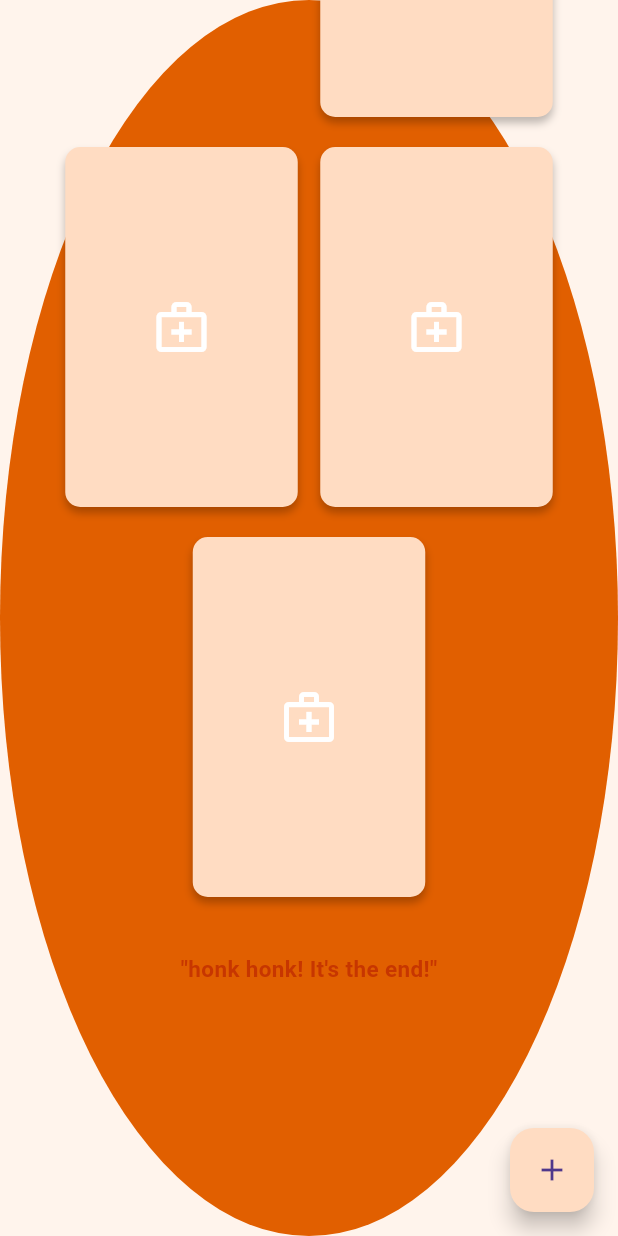
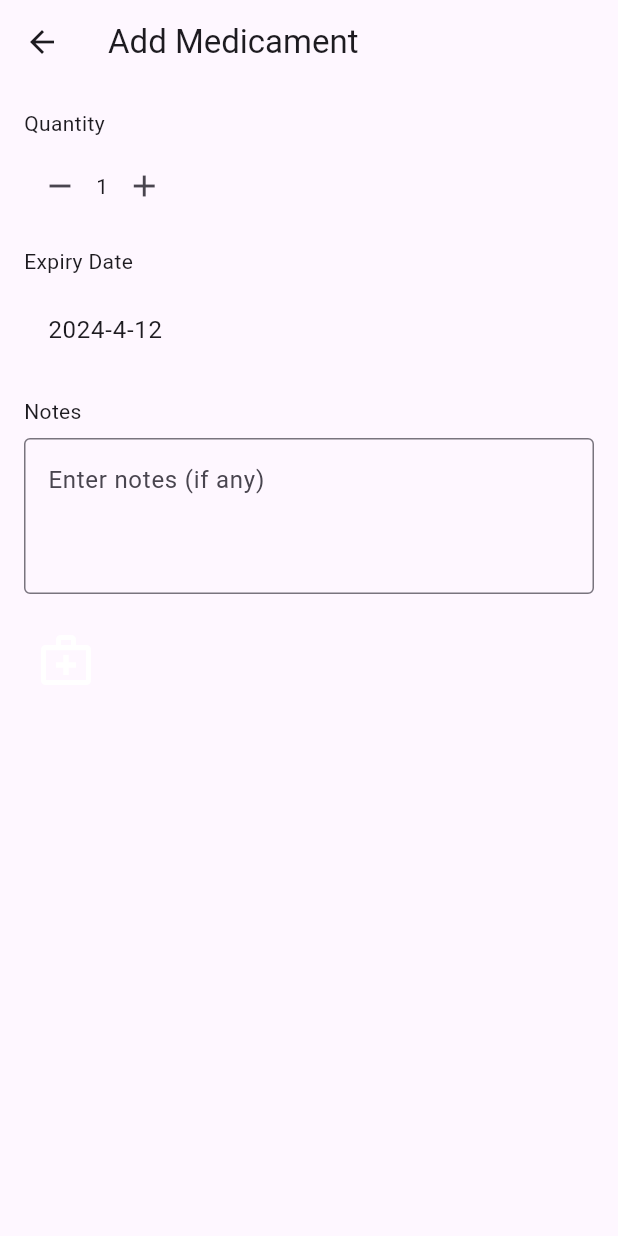
Before and after one commit to YZ1GO/L.EIC017_ES_PRJ, a Flutter app: the StockScreen screen opened directly, scrolled down 348 dp, after a tap on the "medical services" icon, on a phone screen of 412 x 824 dp. Run offline on Flutter 3.47's test engine with Material 3 defaults, Android fonts, the phone set to English and light mode, and no system bars; our stand-ins replace firebase_core, firebase_database, flutter_local_notifications, permission_handler, shared_preferences; accounts and stored records are empty.

Commit message:
checkpoint for add_medicament_screen

```diff
--- /dev/null
+++ b/app/lib/screens/add_medicicament_screen.dart
@@ -0,0 +1,122 @@
+import 'package:flutter/material.dart';
+
+class AddMedicamentPage extends StatefulWidget {
+  @override
+  _AddMedicamentPageState createState() => _AddMedicamentPageState();
+}
+
+class _AddMedicamentPageState extends State<AddMedicamentPage> {
+  int _quantity = 1;
+  DateTime _expiryDate = DateTime.now();
+  String _notes = '';
+
+  Future<void> _selectExpiryDate(BuildContext context) async {
+    final DateTime? picked = await showDatePicker(
+      context: context,
+      initialDate: _expiryDate,
+      firstDate: DateTime.now(),
+      lastDate: DateTime(2101),
+    );
+    if (picked != null && picked != _expiryDate)
+      setState(() {
+        _expiryDate = picked;
+      });
+  }
+
+  void _openMedicamentDetailsPage(BuildContext context) {
+    Navigator.push(
+      context,
+      MaterialPageRoute(
+        builder: (context) => MedicamentDetailsPage(),
+      ),
+    );
+  }
+
+  @override
+  Widget build(BuildContext context) {
+    return Scaffold(
+      appBar: AppBar(
+        title: Text('Add Medicament'),
+      ),
+      body: Padding(
+        padding: const EdgeInsets.all(16.0),
+        child: Column(
+          crossAxisAlignment: CrossAxisAlignment.start,
+          children: <Widget>[
+            Text('Quantity'),
+            SizedBox(height: 8.0),
+            Row(
+              children: <Widget>[
+                IconButton(
+                  icon: Icon(Icons.remove),
+                  onPressed: () {
+                    setState(() {
+                      if (_quantity > 1) _quantity--;
+                    });
+                  },
+                ),
+                Text('$_quantity'),
+                IconButton(
+                  icon: Icon(Icons.add),
+                  onPressed: () {
+                    setState(() {
+                      _quantity++;
+                    });
+                  },
+                ),
+              ],
+            ),
+            SizedBox(height: 16.0),
+            Text('Expiry Date'),
+            SizedBox(height: 8.0),
+            ListTile(
+              title: Text('${_expiryDate.year}-${_expiryDate.month}-${_expiryDate.day}'),
+              onTap: () => _selectExpiryDate(context),
+            ),
+            SizedBox(height: 16.0),
+            Text('Notes'),
+            SizedBox(height: 8.0),
+            TextField(
+              onChanged: (value) {
+                setState(() {
+                  _notes = value;
+                });
+              },
+              maxLines: 3,
+              decoration: InputDecoration(
+                hintText: 'Enter notes (if any)',
+                border: OutlineInputBorder(),
+              ),
+            ),
+            SizedBox(height: 16.0),
+            GestureDetector(
+              onTap: () => _openMedicamentDetailsPage(context),
+              child: IconButton(
+                onPressed: () {
+                  // Add your action here
+                },
+                icon: Icon(Icons.medical_services_outlined),
+                iconSize: 40,
+                color: Colors.white,
+              ),
+            ),
+          ],
+        ),
+      ),
+    );
+  }
+}
+
+class MedicamentDetailsPage extends StatelessWidget {
+  @override
+  Widget build(BuildContext context) {
+    return Scaffold(
+      appBar: AppBar(
+        title: Text('Medicament Details'),
+      ),
+      body: Center(
+        child: Text('This is the medicament details page.'),
+      ),
+    );
+  }
+}
--- a/app/lib/screens/stock_screen.dart
+++ b/app/lib/screens/stock_screen.dart
@@ -1,5 +1,5 @@
+import 'package:app/screens/add_medicicament_screen.dart';
 import 'package:flutter/material.dart';
-import 'package:app/screens/settings_screen.dart';
 import '../widgets/eclipse_background.dart';
 import 'database.dart';
 
@@ -107,7 +107,10 @@ class StockScreen extends StatelessWidget {
                           ),
                           child: IconButton(
                             onPressed: () {
-                              // Add your action here
+                              Navigator.push(
+                                context,
+                                MaterialPageRoute(builder: (context) => AddMedicamentPage()),
+                              );
                             },
                             icon: Icon(Icons.medical_services_outlined),
                             iconSize: 40,
@@ -170,7 +173,6 @@ class StockScreen extends StatelessWidget {
                           ),
                           child: IconButton(
                             onPressed: () {
-                              // Add your action here
                             },
                             icon: Icon(Icons.medical_services_outlined),
                             iconSize: 40,
```
